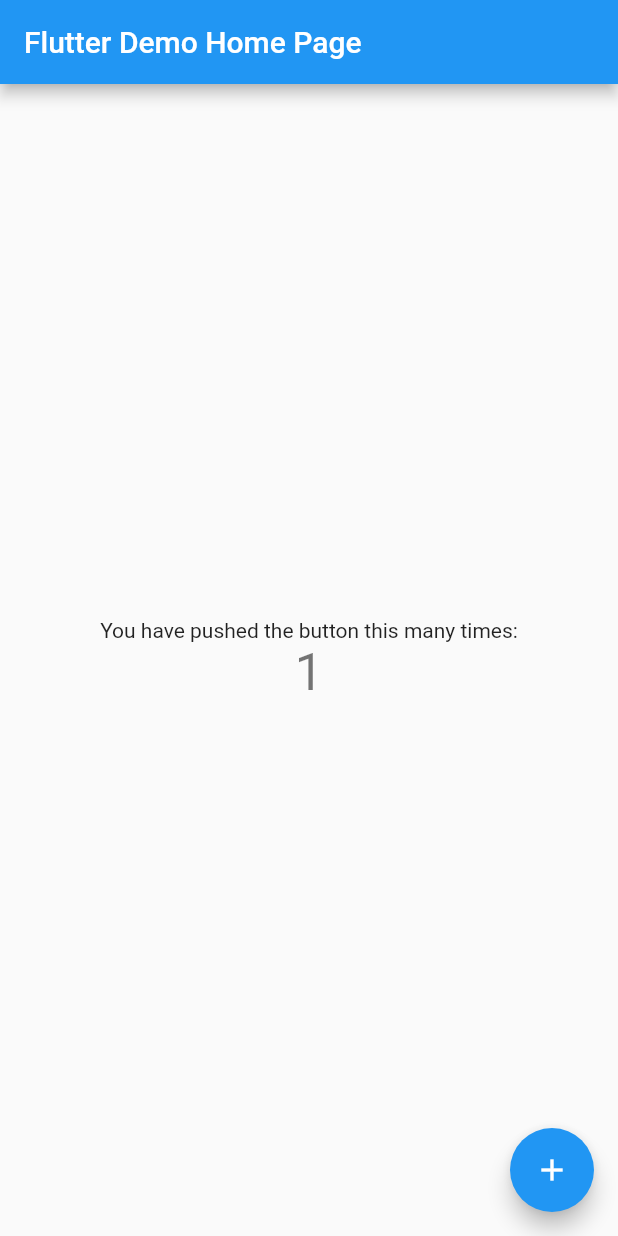
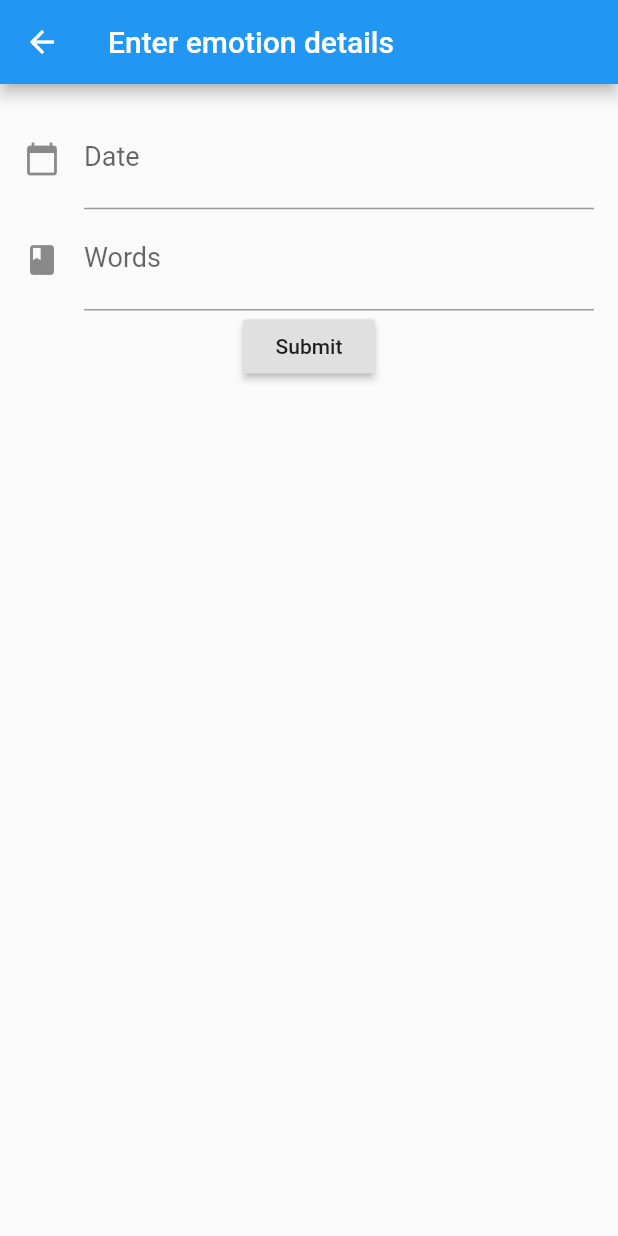
Before and after one commit to YuyiMiao/COMP225-yem, a Flutter app: the screen it shows after launch, after a tap on the "add" icon, on a phone screen of 412 x 824 dp. Run offline on Flutter 3.47's test engine with Material 2 defaults, Android fonts, the phone set to English and light mode, and no system bars; our stand-ins replace sqflite; accounts and stored records are empty.

Commit message:
Finished the basic functions including input and display of data.

```diff
--- /dev/null
+++ b/lib/Emotion.dart
@@ -0,0 +1,31 @@
+import 'package:intl/intl.dart';
+
+class Emotion {
+  final int id;
+  final double amount;
+  final DateTime date;
+  final String category;
+
+  String get formattedDate {
+    var formatter = new DateFormat('yyyy-MM-dd');
+    return formatter.format(this.date);
+  }
+
+  static final columns = ['id', 'amount', 'date', 'category'];
+
+  Emotion(this.id, this.amount, this.date, this.category);
+
+  factory Emotion.fromMap (Map<String, dynamic> data) {
+    return Emotion(data['id'],
+        data['amount'],
+        DateTime.parse(data['date']),
+        data['category']);
+  }
+
+  Map<String, dynamic> toMap() => {
+    "id": id,
+    "amount": amount,
+    "date": date.toString(),
+    "category": category
+  };
+}
--- /dev/null
+++ b/lib/EmotionListModel.dart
@@ -0,0 +1,64 @@
+import 'dart:collection';
+import 'package:scoped_model/scoped_model.dart';
+import 'Emotion.dart';
+import 'SQLiteDbProvider.dart';
+
+class EmotionListModel extends Model {
+  EmotionListModel() {
+    this.load();
+  }
+  final List<Emotion> _items = [];
+  UnmodifiableListView<Emotion> get items => UnmodifiableListView(_items);
+
+  void load() {
+    Future<List<Emotion>> list = SQLiteDbProvider.db.getAllEmotions();
+    list.then((dbItems) {
+      for(var i = 0; i < dbItems.length; i++) {
+        _items.add(dbItems[i]);
+      }
+      notifyListeners();
+    });
+  }
+
+  Emotion byId(int id) {
+    for(var i = 0; i < _items.length; i++) {
+      if(_items[i].id == id) {
+        return _items[i];
+      }
+    }
+    return null;
+  }
+
+  void add(Emotion item) {
+    SQLiteDbProvider.db.insert(item).then((val) {
+      _items.add(val);
+      notifyListeners();
+    });
+  }
+
+  void update(Emotion item) {
+    bool found = false;
+    for(var i = 0; i < _items.length; i++) {
+      if(_items[i].id == item.id) {
+        _items[i] = item;
+        found = true;
+        SQLiteDbProvider.db.update(item);
+        break;
+      }
+    }
+    if(found) notifyListeners();
+  }
+
+  void delete(Emotion item) {
+    bool found = false;
+    for(var i = 0; i < _items.length; i++) {
+      if(_items[i].id == item.id) {
+        found = true;
+        SQLiteDbProvider.db.delete(item.id);
+        _items.removeAt(i);
+        break;
+      }
+    }
+    if(found) notifyListeners();
+  }
+}
--- /dev/null
+++ b/lib/SQLiteDbProvider.dart
@@ -0,0 +1,89 @@
+import 'dart:async';
+import 'dart:io';
+import 'package:path/path.dart';
+import 'package:path_provider/path_provider.dart';
+import 'package:sqflite/sqflite.dart';
+import 'Emotion.dart';
+
+class SQLiteDbProvider {
+  SQLiteDbProvider._();
+
+  static final SQLiteDbProvider db = SQLiteDbProvider._();
+
+  static Database _database;
+
+  Future<Database> get database async {
+    if (_database != null)
+      return _database;
+    _database = await initDB();
+    return _database;
+  }
+
+  initDB() async {
+    Directory documentsDirectory = await getApplicationDocumentsDirectory();
+    String path = join(documentsDirectory.path, "EmotionDB2.db");
+    return await openDatabase(
+        path, version: 1,
+        onOpen: (db) {},
+        onCreate: (Database db, int version) async {
+          await db.execute(
+              "CREATE TABLE Emotion(""id INTEGER PRIMARY KEY,"
+                  "amount REAL,"
+                  "date TEXT,"
+                  "category TEXT"")"
+          );
+          await db.execute(
+              "INSERT INTO Emotion ('id', 'amount', 'date', 'category') values(?, ?, ?, ?)",
+              [1, 1000, '2019-04-01 10:00:00', "Food"]
+          );
+        }
+    );
+  }
+
+  Future<List<Emotion>> getAllEmotions() async {
+    final db = await database;
+    List<Map> results = await db.query (
+      "Emotion", columns: Emotion.columns, orderBy: "date DESC"
+    );
+    List<Emotion> emotions = new List();
+    results.forEach((result) {
+      Emotion emotion = Emotion.fromMap(result);
+      emotions.add(emotion);
+    });
+    return emotions;
+  }
+
+  Future<Emotion> getEmotionById(int id) async {
+    final db = await database;
+    var result = await db.query("Emotion", where: "id = ", whereArgs: [id]);
+    return result.isNotEmpty ? Emotion.fromMap(result.first) : Null;
+  }
+
+  Future<Emotion> insert(Emotion emotion) async {
+    final db = await database;
+    var maxIdResult = await db.rawQuery(
+      "SELECT MAX(id)+1 as last_inserted_id FROM Emotion"
+    );
+    var id = maxIdResult.first["last_inserted_id"];
+    var result = await db.rawInsert(
+      "INSERT Into Emotion (id, amount, date, category)"
+          "VALUES (?,?,?,?)", [
+            id, emotion.amount, emotion.date.toString(), emotion.category
+      ]
+    );
+    return Emotion(id, emotion.amount, emotion.date, emotion.category);
+  }
+
+  update(Emotion product) async {
+    final db = await database;
+    var result = await db.update(
+      "Emotion", product.toMap(), where: "id = ?", whereArgs: [product.id]
+    );
+    return result;
+  }
+
+  delete(int id) async {
+    final db = await database;
+    db.delete("Emotion", where: "id = ?", whereArgs: [id]);
+  }
+}
--- a/lib/main.dart
+++ b/lib/main.dart
@@ -1,117 +1,180 @@
 import 'package:flutter/material.dart';
+import 'package:scoped_model/scoped_model.dart';
+import 'EmotionListModel.dart';
+import 'Emotion.dart';
 
 void main() {
-  runApp(MyApp());
+  final emotions = EmotionListModel();
+  runApp(
+    ScopedModel<EmotionListModel>(
+      model: emotions, child: MyApp(),
+    )
+  );
 }
 
 class MyApp extends StatelessWidget {
-  // This widget is the root of your application.
+  // This widget is the root of your application
   @override
   Widget build(BuildContext context) {
     return MaterialApp(
-      title: 'Flutter Demo',
+      title: 'Emotion',
       theme: ThemeData(
-        // This is the theme of your application.
-        //
-        // Try running your application with "flutter run". You'll see the
-        // application has a blue toolbar. Then, without quitting the app, try
-        // changing the primarySwatch below to Colors.green and then invoke
-        // "hot reload" (press "r" in the console where you ran "flutter run",
-        // or simply save your changes to "hot reload" in a Flutter IDE).
-        // Notice that the counter didn't reset back to zero; the application
-        // is not restarted.
         primarySwatch: Colors.blue,
-        // This makes the visual density adapt to the platform that you run
-        // the app on. For desktop platforms, the controls will be smaller and
-        // closer together (more dense) than on mobile platforms.
-        visualDensity: VisualDensity.adaptivePlatformDensity,
       ),
-      home: MyHomePage(title: 'Flutter Demo Home Page'),
+      home: MyHomePage(title: 'Emotion tracker'),
     );
   }
 }
 
-class MyHomePage extends StatefulWidget {
+class MyHomePage extends StatelessWidget {
   MyHomePage({Key key, this.title}) : super(key: key);
-
-  // This widget is the home page of your application. It is stateful, meaning
-  // that it has a State object (defined below) that contains fields that affect
-  // how it looks.
-
-  // This class is the configuration for the state. It holds the values (in this
-  // case the title) provided by the parent (in this case the App widget) and
-  // used by the build method of the State. Fields in a Widget subclass are
-  // always marked "final".
-
   final String title;
 
   @override
-  _MyHomePageState createState() => _MyHomePageState();
+  Widget build(BuildContext context) {
+    return Scaffold(
+      appBar: AppBar(title: Text(this.title)),
+      body: ScopedModelDescendant<EmotionListModel>(
+        builder: (context, child, emotions) {
+          return ListView.separated(
+            itemCount: emotions.items == null ? 1: emotions.items.length + 1,
+            itemBuilder: (context, index) {
+              if (index == 0) {
+                return ListTile(title: Text("Please record your emotion!",
+                    style: TextStyle(fontSize: 24, fontWeight: FontWeight.bold),));
+              } else {
+                index = index - 1;
+                return Dismissible(key: Key(emotions.items[index].id.toString()),
+                onDismissed: (direction) {
+                  emotions.delete(emotions.items[index]);
+                  Scaffold.of(context).showSnackBar(
+                    SnackBar(
+                      content: Text("Item with id, " +
+                      emotions.items[index].id.toString() +
+                        "is dismissed")
+                      )
+                  );
+                },
+                child: ListTile( onTap: (){
+                  Navigator.push(context, MaterialPageRoute(
+                    builder: (context) => FormPage(
+                      id: emotions.items[index].id, emotions: emotions,
+                    )
+                  ));
+                },
+                  leading: Icon(Icons.face),
+                  trailing: Icon(Icons.keyboard_arrow_right),
+                  title: Text(emotions.items[index].category + "  "+
+                  emotions.items[index].amount.toString() + "\n" +
+                  emotions.items[index].formattedDate,
+                  style: TextStyle(fontSize:  18, fontStyle: FontStyle.italic),))
+                );
+              }
+            },
+            separatorBuilder: (context, index) {
+              return Divider();
+            },
+          );
+        },
+      ),
+      floatingActionButton: ScopedModelDescendant<EmotionListModel> (
+        builder: (context, child, emotion) {
+          return FloatingActionButton(
+            onPressed: () {
+              Navigator.push(
+                context, MaterialPageRoute(
+                builder: (context)
+                    => ScopedModelDescendant<EmotionListModel>(
+                      builder: (context, child, emotions) {
+                        return FormPage(id: 0, emotions: emotions,);
+                      }
+                    )
+                 )
+              );
+            },
+            tooltip: 'Increment', child: Icon(Icons.add),
+          );
+        }
+      )
+    );
+  }
 }
 
-class _MyHomePageState extends State<MyHomePage> {
-  int _counter = 0;
-
-  void _incrementCounter() {
-    setState(() {
-      // This call to setState tells the Flutter framework that something has
-      // changed in this State, which causes it to rerun the build method below
-      // so that the display can reflect the updated values. If we changed
-      // _counter without calling setState(), then the build method would not be
-      // called again, and so nothing would appear to happen.
-      _counter++;
-    });
-  }
+class FormPage extends StatefulWidget {
+  FormPage({Key key, this.id, this.emotions}) : super(key:key);
+  final int id;
+  final EmotionListModel emotions;
 
   @override
+  _FormPageState createState() => _FormPageState(id: id, emotions: emotions);
+}
+
+class _FormPageState extends State<FormPage> {
+  _FormPageState({Key key, this.id, this.emotions});
+  final int id;
+  final EmotionListModel emotions;
+  final scaffoldKey = GlobalKey<ScaffoldState>();
+  final formKey = GlobalKey<FormState>();
+  double _amount;
+  DateTime _date;
+  String _category;
+
+  void _submit() {
+    final form = formKey.currentState;
+    if (form.validate()) {
+      form.save();
+      if (this.id == 0) emotions.add(Emotion(0, _amount, _date, _category));
+      else emotions.update(Emotion(this.id, _amount, _date, _category));
+      Navigator.pop(context);
+    }
+  }
+  @override
   Widget build(BuildContext context) {
-    // This method is rerun every time setState is called, for instance as done
-    // by the _incrementCounter method above.
-    //
-    // The Flutter framework has been optimized to make rerunning build methods
-    // fast, so that you can just rebuild anything that needs updating rather
-    // than having to individually change instances of widgets.
     return Scaffold(
-      appBar: AppBar(
-        // Here we take the value from the MyHomePage object that was created by
-        // the App.build method, and use it to set our appbar title.
-        title: Text(widget.title),
-      ),
-      body: Center(
-        // Center is a layout widget. It takes a single child and positions it
-        // in the middle of the parent.
-        child: Column(
-          // Column is also a layout widget. It takes a list of children and
-          // arranges them vertically. By default, it sizes itself to fit its
-          // children horizontally, and tries to be as tall as its parent.
-          //
-          // Invoke "debug painting" (press "p" in the console, choose the
-          // "Toggle Debug Paint" action from the Flutter Inspector in Android
-          // Studio, or the "Toggle Debug Paint" command in Visual Studio Code)
-          // to see the wireframe for each widget.
-          //
-          // Column has various properties to control how it sizes itself and
-          // how it positions its children. Here we use mainAxisAlignment to
-          // center the children vertically; the main axis here is the vertical
-          // axis because Columns are vertical (the cross axis would be
-          // horizontal).
-          mainAxisAlignment: MainAxisAlignment.center,
-          children: <Widget>[
-            Text(
-              'You have pushed the button this many times:',
+      key: scaffoldKey, appBar: AppBar(
+      title: Text('Enter emotion details'),
+    ),
+      body: Padding(
+        padding: const EdgeInsets.all(16.0),
+        child: Form(
+          key: formKey, child: Column(
+          children: [
+            TextFormField(
+              style: TextStyle(fontSize: 22),
+              decoration: const InputDecoration(
+                icon: const Icon(Icons.calendar_today),
+                hintText: 'Enter date',
+                labelText: 'Date',
+                labelStyle: TextStyle(fontSize: 18),
+              ),
+              validator: (val) {
+                Pattern pattern = r'^((?:19|20)\d\d)[- /.](0[1-9]|1[012])[- /.](0[1-9]|[12][0-9]|3[01])$';
+                RegExp regex = new RegExp(pattern);
+                if (!regex.hasMatch(val)) return 'Enter a valid date';
+                else return null;
+              },
+              onSaved: (val) => _date = DateTime.parse(val),
+              initialValue: id == 0 ? '' : emotions.byId(id).formattedDate,
+              keyboardType: TextInputType.datetime,
             ),
-            Text(
-              '$_counter',
-              style: Theme.of(context).textTheme.headline4,
+            TextFormField(
+              style: TextStyle(fontSize: 22),
+              decoration: const InputDecoration(
+                  icon: const Icon(Icons.book),
+                  labelText: 'Words',
+                  labelStyle: TextStyle(fontSize: 18)
+              ),
+              onSaved: (val) => _category = val,
+              initialValue: id == 0 ? '' : emotions.byId(id).category.toString(),
+            ),
+            RaisedButton(
+              onPressed: _submit,
+              child: new Text('Submit'),
             ),
           ],
         ),
+        ),
       ),
-      floatingActionButton: FloatingActionButton(
-        onPressed: _incrementCounter,
-        tooltip: 'Increment',
-        child: Icon(Icons.add),
-      ), // This trailing comma makes auto-formatting nicer for build methods.
     );
   }
 }
--- a/pubspec.yaml
+++ b/pubspec.yaml
@@ -23,6 +23,10 @@ environment:
 dependencies:
   flutter:
     sdk: flutter
+  sqflite: ^1.1.0
+  path_provider: ^0.5.0+1
+  scoped_model: ^1.0.1
+  intl: any
 
 
   # The following adds the Cupertino Icons font to your application.
```
